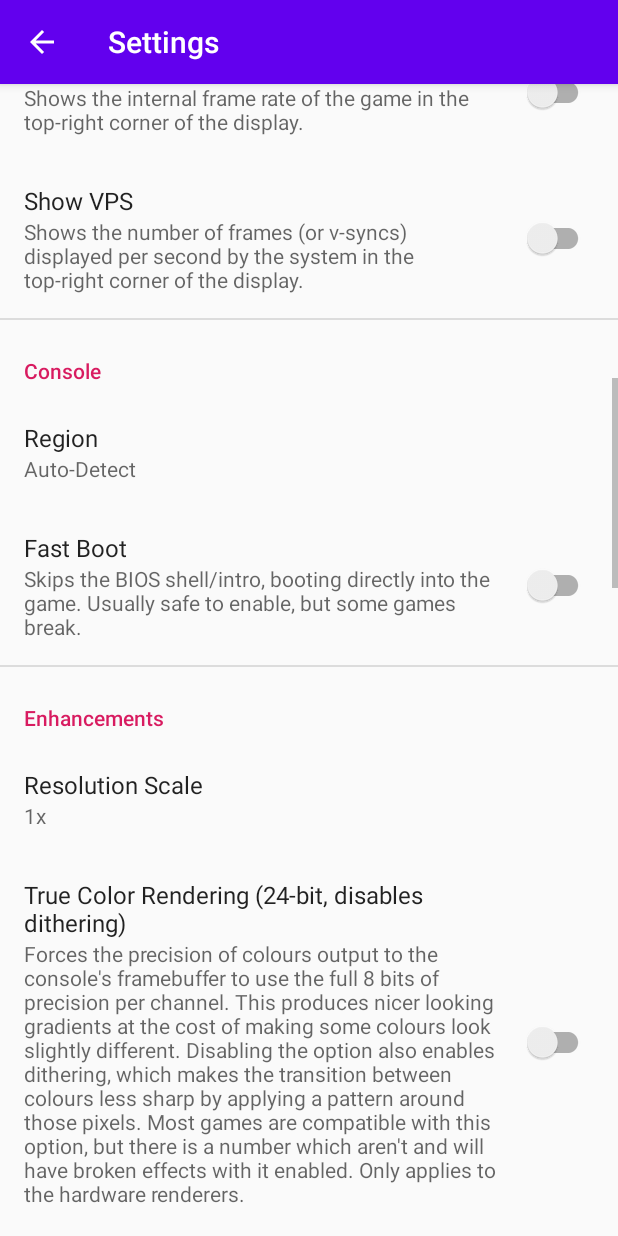
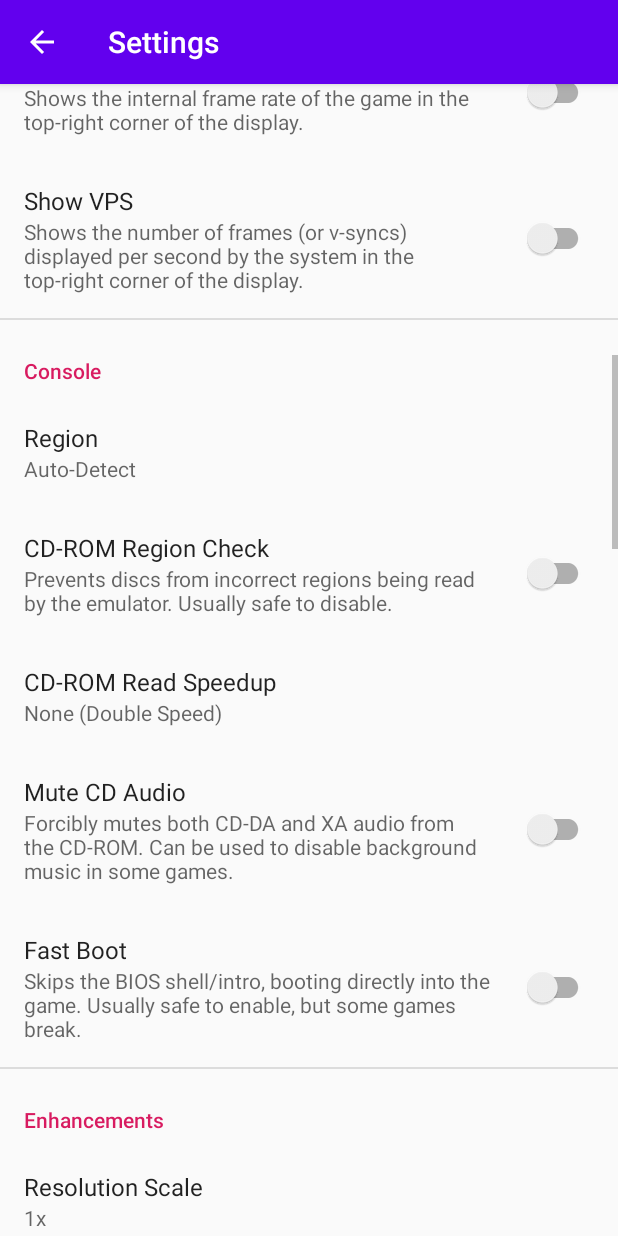
Before and after one commit to stenzek/duckstation, an Android app: the SettingsActivity screen opened directly, with no data from a screen before it, scrolled down 1074 dp, on a phone screen of 412 x 824 dp. Run offline under Robolectric (Android 15) with nearby library versions, the phone set to English and light mode, and no system bars; our stand-ins replace androidx.preference.

Commit message:
Android: Add some missing settings

```diff
--- a/android/app/src/main/res/values/arrays.xml
+++ b/android/app/src/main/res/values/arrays.xml
@@ -140,4 +140,28 @@
         <item>Settings</item>
         <item>Quit</item>
     </string-array>
+    <string-array name="settings_cdrom_read_speedup_entries">
+        <item>None (Double Speed)</item>
+        <item>2x (Quad Speed)</item>
+        <item>3x (6x Speed)</item>
+        <item>4x (8x Speed)</item>
+        <item>5x (10x Speed)</item>
+        <item>6x (12x Speed)</item>
+        <item>7x (14x Speed)</item>
+        <item>8x (16x Speed)</item>
+        <item>9x (18x Speed)</item>
+        <item>10x (20x Speed)</item>
+    </string-array>
+    <string-array name="settings_cdrom_read_speedup_values">
+        <item>1</item>
+        <item>2</item>
+        <item>3</item>
+        <item>4</item>
+        <item>5</item>
+        <item>6</item>
+        <item>7</item>
+        <item>8</item>
+        <item>9</item>
+        <item>10</item>
+    </string-array>
 </resources>
--- a/android/app/src/main/res/xml/root_preferences.xml
+++ b/android/app/src/main/res/xml/root_preferences.xml
@@ -108,6 +108,30 @@
             app:iconSpaceReserved="false" />
 
         <SwitchPreferenceCompat
+            app:key="CDROM/RegionCheck"
+            app:title="CD-ROM Region Check"
+            app:defaultValue="false"
+            app:summary="Prevents discs from incorrect regions being read by the emulator. Usually safe to disable."
+            app:iconSpaceReserved="false" />
+
+        <ListPreference
+            app:key="CDROM/ReadSpeedup"
+            app:title="CD-ROM Read Speedup"
+            app:entries="@array/settings_cdrom_read_speedup_entries"
+            app:entryValues="@array/settings_cdrom_read_speedup_values"
+            app:defaultValue="1"
+            app:summary="Speeds up CD-ROM reads by the specified factor. Only applies to double-speed reads, and is ignored when audio is playing. May improve loading speeds in some games, at the cost of breaking others."
+            app:useSimpleSummaryProvider="true"
+            app:iconSpaceReserved="false" />
+
+        <SwitchPreferenceCompat
+            app:key="CDROM/MuteCDAudio"
+            app:title="Mute CD Audio"
+            app:defaultValue="false"
+            app:summary="Forcibly mutes both CD-DA and XA audio from the CD-ROM. Can be used to disable background music in some games."
+            app:iconSpaceReserved="false" />
+
+        <SwitchPreferenceCompat
             app:key="BIOS/PatchFastBoot"
             app:title="@string/settings_console_fast_boot"
             app:defaultValue="false"
@@ -167,6 +191,13 @@
             app:title="Widescreen Hack"
             app:defaultValue="false"
             app:summary="Scales vertex positions in screen-space to a widescreen aspect ratio, essentially increasing the field of view from 4:3 to 16:9 in 3D games. For 2D games, or games which use pre-rendered backgrounds, this enhancement will not work as expected. May not be compatible with all games."
+            app:iconSpaceReserved="false" />
+
+        <SwitchPreferenceCompat
+            app:key="Display/Force4_3For24Bit"
+            app:title="Force 4:3 For 24-Bit Display"
+            app:defaultValue="false"
+            app:summary="Switches back to 4:3 display aspect ratio when displaying 24-bit content, usually FMVs."
             app:iconSpaceReserved="false" />
 
         <SwitchPreferenceCompat
```
